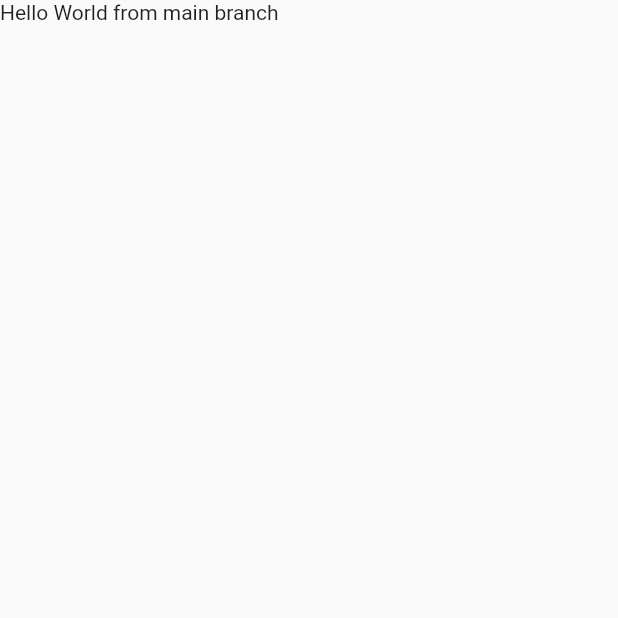
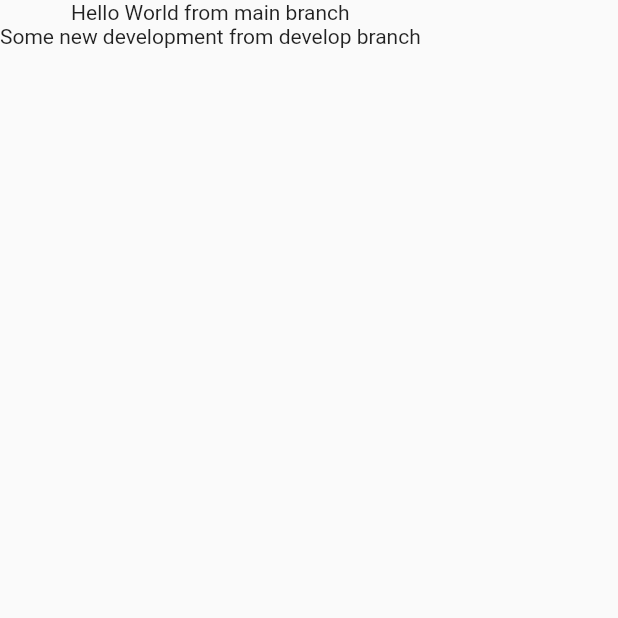
Before and after one commit to hayden-huynh/5325-bonus-assignment-team21, a Flutter app: the screen it shows after launch, on a phone screen of 412 x 824 dp, the top half of it. Run offline on Flutter 3.47's test engine with Material 2 defaults, Android fonts, the phone set to English and light mode, and no system bars.

Commit message:
Some development in main.dart

```diff
--- a/lib/main.dart
+++ b/lib/main.dart
@@ -14,6 +14,7 @@ class MainApp extends StatelessWidget {
         body: Column(
           children: [
             Text("Hello World from main branch"),
+            Text("Some new development from develop branch"),
           ],
         )
       ),
```
